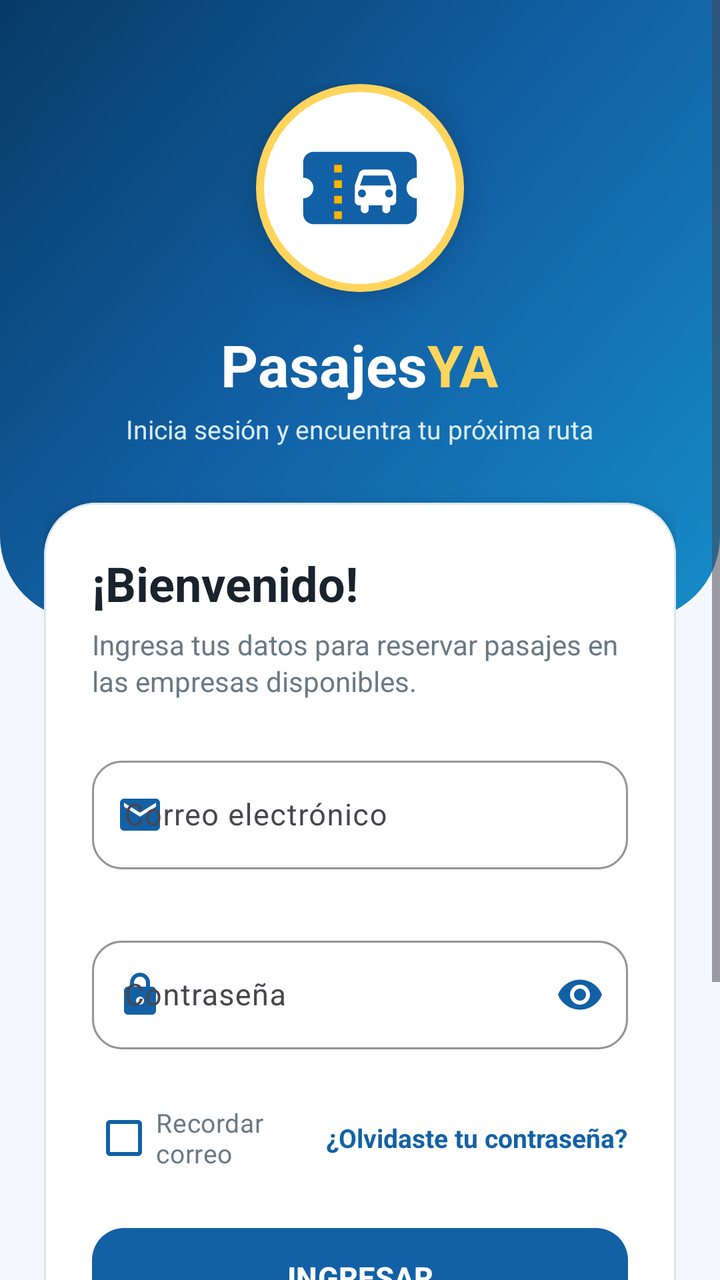
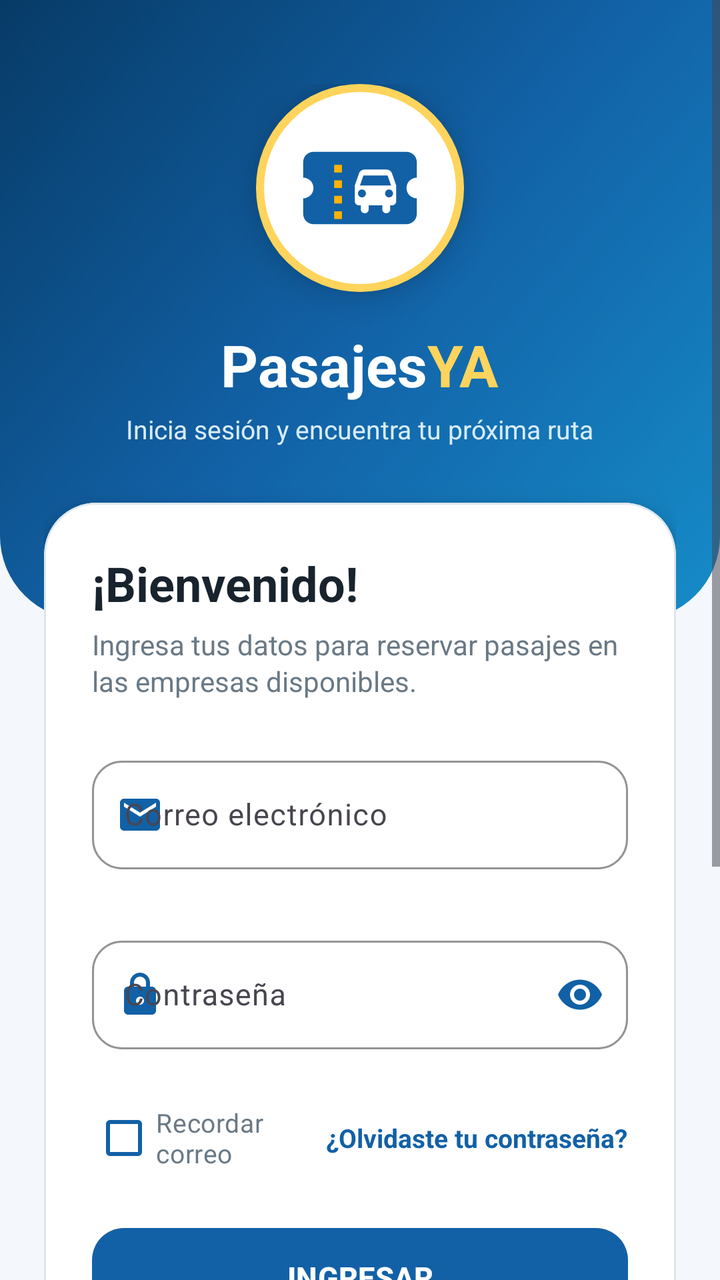

Before-and-after screenshots of an Android layout around one commit, followed by the original layout XML and the change that was made.
<!-- AndroidManifest.xml: application theme Theme.PasajesYa -->
<!-- res/layout/activity_login.xml -->
<?xml version="1.0" encoding="utf-8"?>
<androidx.constraintlayout.widget.ConstraintLayout
    xmlns:android="http://schemas.android.com/apk/res/android"
    xmlns:app="http://schemas.android.com/apk/res-auto"
    xmlns:tools="http://schemas.android.com/tools"
    android:layout_width="match_parent"
    android:layout_height="match_parent"
    android:background="@color/pasajes_background"
    android:fitsSystemWindows="true"
    tools:context=".LoginActivity">

    

    <View
        android:id="@+id/fondoSuperior"
        android:layout_width="match_parent"
        android:layout_height="310dp"
        android:background="@drawable/bg_login_pasajes"
        app:layout_constraintEnd_toEndOf="parent"
        app:layout_constraintStart_toStartOf="parent"
        app:layout_constraintTop_toTopOf="parent" />

    <ScrollView
        android:id="@+id/scrollLogin"
        android:layout_width="match_parent"
        android:layout_height="0dp"
        android:fillViewport="true"
        android:overScrollMode="never"
        app:layout_constraintBottom_toBottomOf="parent"
        app:layout_constraintEnd_toEndOf="parent"
        app:layout_constraintStart_toStartOf="parent"
        app:layout_constraintTop_toTopOf="parent">

        <LinearLayout
            android:layout_width="match_parent"
            android:layout_height="wrap_content"
            android:gravity="center_horizontal"
            android:orientation="vertical"
            android:paddingStart="22dp"
            android:paddingTop="42dp"
            android:paddingEnd="22dp"
            android:paddingBottom="32dp">

            

            <FrameLayout
                android:layout_width="104dp"
                android:layout_height="104dp"
                android:background="@drawable/bg_logo_pasajes"
                android:elevation="10dp"
                android:padding="21dp">

                <ImageView
                    android:layout_width="match_parent"
                    android:layout_height="match_parent"
                    android:contentDescription="@string/logo_pasajes_ya"
                    android:src="@drawable/ic_pasajes_ticket" />

            </FrameLayout>

            

            <LinearLayout
                android:layout_width="wrap_content"
                android:layout_height="wrap_content"
                android:layout_marginTop="17dp"
                android:gravity="center"
                android:orientation="horizontal">

                <TextView
                    android:layout_width="wrap_content"
                    android:layout_height="wrap_content"
                    android:text="@string/pasajes"
                    android:textColor="@color/white"
                    android:textSize="29sp"
                    android:textStyle="bold" />

                <TextView
                    android:layout_width="wrap_content"
                    android:layout_height="wrap_content"
                    android:text="@string/ya"
                    android:textColor="@color/pasajes_secondary_light"
                    android:textSize="29sp"
                    android:textStyle="bold" />

            </LinearLayout>

            <TextView
                android:layout_width="wrap_content"
                android:layout_height="wrap_content"
                android:layout_marginTop="4dp"
                android:text="Inicia sesión y encuentra tu próxima ruta"
                android:textColor="@color/pasajes_text_soft"
                android:textSize="13sp" />

            

            <com.google.android.material.card.MaterialCardView
                android:layout_width="match_parent"
                android:layout_height="wrap_content"
                android:layout_marginTop="28dp"
                app:cardBackgroundColor="@color/pasajes_surface"
                app:cardCornerRadius="26dp"
                app:cardElevation="9dp"
                app:strokeColor="@color/pasajes_border"
                app:strokeWidth="1dp">

                <LinearLayout
                    android:layout_width="match_parent"
                    android:layout_height="wrap_content"
                    android:orientation="vertical"
                    android:padding="24dp">

                    <TextView
                        android:layout_width="wrap_content"
                        android:layout_height="wrap_content"
                        android:text="¡Bienvenido!"
                        android:textColor="@color/pasajes_text_primary"
                        android:textSize="24sp"
                        android:textStyle="bold" />

                    <TextView
                        android:layout_width="match_parent"
                        android:layout_height="wrap_content"
                        android:layout_marginTop="5dp"
                        android:lineSpacingExtra="2dp"
                        android:text="Ingresa tus datos para reservar pasajes en las empresas disponibles."
                        android:textColor="@color/pasajes_text_secondary"
                        android:textSize="14sp" />

                    

                    <com.google.android.material.textfield.TextInputLayout
                        android:id="@+id/tilCorreo"
                        android:layout_width="match_parent"
                        android:layout_height="wrap_content"
                        android:layout_marginTop="25dp"
                        android:hint="Correo electrónico"
                        app:boxBackgroundColor="@color/pasajes_surface"
                        app:boxBackgroundMode="outline"
                        app:boxCornerRadiusBottomEnd="15dp"
                        app:boxCornerRadiusBottomStart="15dp"
                        app:boxCornerRadiusTopEnd="15dp"
                        app:boxCornerRadiusTopStart="15dp"
                        app:boxStrokeColor="@color/pasajes_primary"
                        app:boxStrokeWidth="1dp"
                        app:boxStrokeWidthFocused="2dp"
                        app:errorEnabled="true"
                        app:hintTextColor="@color/pasajes_text_secondary"
                        app:startIconDrawable="@drawable/ic_email_pasajes"
                        app:startIconTint="@color/pasajes_primary">

                        <com.google.android.material.textfield.TextInputEditText
                            android:id="@+id/etCorreo"
                            android:layout_width="match_parent"
                            android:layout_height="wrap_content"
                            android:autofillHints="emailAddress"
                            android:imeOptions="actionNext"
                            android:inputType="textEmailAddress"
                            android:maxLines="1"
                            android:paddingTop="17dp"
                            android:paddingBottom="17dp"
                            android:textColor="@color/pasajes_text_primary"
                            android:textSize="15sp" />

                    </com.google.android.material.textfield.TextInputLayout>

                    

                    <com.google.android.material.textfield.TextInputLayout
                        android:id="@+id/tilPassword"
                        android:layout_width="match_parent"
                        android:layout_height="wrap_content"
                        android:layout_marginTop="10dp"
                        android:hint="Contraseña"
                        app:boxBackgroundColor="@color/pasajes_surface"
                        app:boxBackgroundMode="outline"
                        app:boxCornerRadiusBottomEnd="15dp"
                        app:boxCornerRadiusBottomStart="15dp"
                        app:boxCornerRadiusTopEnd="15dp"
                        app:boxCornerRadiusTopStart="15dp"
                        app:boxStrokeColor="@color/pasajes_primary"
                        app:boxStrokeWidth="1dp"
                        app:boxStrokeWidthFocused="2dp"
                        app:endIconMode="password_toggle"
                        app:endIconTint="@color/pasajes_primary"
                        app:errorEnabled="true"
                        app:hintTextColor="@color/pasajes_text_secondary"
                        app:startIconDrawable="@drawable/ic_lock_pasajes"
                        app:startIconTint="@color/pasajes_primary">

                        <com.google.android.material.textfield.TextInputEditText
                            android:id="@+id/etPassword"
                            android:layout_width="match_parent"
                            android:layout_height="wrap_content"
                            android:autofillHints="password"
                            android:imeOptions="actionDone"
                            android:inputType="textPassword"
                            android:maxLines="1"
                            android:paddingTop="17dp"
                            android:paddingBottom="17dp"
                            android:textColor="@color/pasajes_text_primary"
                            android:textSize="15sp" />

                    </com.google.android.material.textfield.TextInputLayout>

                    

                    <LinearLayout
                        android:layout_width="match_parent"
                        android:layout_height="wrap_content"
                        android:gravity="center_vertical"
                        android:orientation="horizontal">

                        <com.google.android.material.checkbox.MaterialCheckBox
                            android:id="@+id/checkRecordar"
                            android:layout_width="0dp"
                            android:layout_height="wrap_content"
                            android:layout_weight="1"
                            android:text="Recordar correo"
                            android:textColor="@color/pasajes_text_secondary"
                            android:textSize="13sp"
                            app:buttonTint="@color/pasajes_primary" />

                        <TextView
                            android:id="@+id/tvOlvidePassword"
                            android:layout_width="wrap_content"
                            android:layout_height="48dp"
                            android:gravity="center"
                            android:paddingStart="8dp"
                            android:text="¿Olvidaste tu contraseña?"
                            android:textColor="@color/pasajes_primary"
                            android:textSize="13sp"
                            android:textStyle="bold" />

                    </LinearLayout>

                    

                    <FrameLayout
                        android:layout_width="match_parent"
                        android:layout_height="57dp"
                        android:layout_marginTop="17dp">

                        <com.google.android.material.button.MaterialButton
                            android:id="@+id/btnIngresar"
                            android:layout_width="match_parent"
                            android:layout_height="match_parent"
                            android:text="INGRESAR"
                            android:textColor="@color/white"
                            android:textSize="15sp"
                            android:textStyle="bold"
                            app:backgroundTint="@color/pasajes_primary"
                            app:cornerRadius="16dp"
                            app:elevation="3dp" />

                        <ProgressBar
                            android:id="@+id/progressLogin"
                            android:layout_width="28dp"
                            android:layout_height="28dp"
                            android:layout_gravity="center"
                            android:indeterminate="true"
                            android:indeterminateTint="@color/white"
                            android:visibility="gone"
                            tools:visibility="visible" />

                    </FrameLayout>

                    

                    <LinearLayout
                        android:layout_width="match_parent"
                        android:layout_height="wrap_content"
                        android:layout_marginTop="22dp"
                        android:gravity="center"
                        android:orientation="horizontal">

                        <TextView
                            android:layout_width="wrap_content"
                            android:layout_height="wrap_content"
                            android:text="¿Todavía no tienes una cuenta?"
                            android:textColor="@color/pasajes_text_secondary"
                            android:textSize="13sp" />

                        <TextView
                            android:id="@+id/tvCrearCuenta"
                            android:layout_width="wrap_content"
                            android:layout_height="48dp"
                            android:gravity="center"
                            android:paddingStart="6dp"
                            android:text="Regístrate"
                            android:textColor="@color/pasajes_primary"
                            android:textSize="13sp"
                            android:textStyle="bold" />

                    </LinearLayout>

                </LinearLayout>

            </com.google.android.material.card.MaterialCardView>

            <TextView
                android:layout_width="wrap_content"
                android:layout_height="wrap_content"
                android:layout_marginTop="25dp"
                android:gravity="center"
                android:text="Tu pasaje, rápido y seguro"
                android:textColor="@color/pasajes_text_secondary"
                android:textSize="12sp" />

        </LinearLayout>

    </ScrollView>

</androidx.constraintlayout.widget.ConstraintLayout>
<!-- resources referenced by this layout -->
<resources>
  <color name="pasajes_background">#F4F7FB</color>
  <color name="pasajes_border">#DDE6ED</color>
  <color name="pasajes_primary">#1261A6</color>
  <color name="pasajes_secondary_light">#FFD45C</color>
  <color name="pasajes_surface">#FFFFFF</color>
  <color name="pasajes_text_primary">#18232D</color>
  <color name="pasajes_text_secondary">#697985</color>
  <color name="pasajes_text_soft">#D8ECFA</color>
  <color name="white">#FFFFFFFF</color>
  <!-- drawable bg_login_pasajes (drawable) -->
  <?xml version="1.0" encoding="utf-8"?>
  <shape xmlns:android="http://schemas.android.com/apk/res/android"
      android:shape="rectangle">
  
      <gradient
          android:angle="315"
          android:centerColor="@color/pasajes_splash_center"
          android:endColor="@color/pasajes_splash_end"
          android:startColor="@color/pasajes_splash_start" />
  
      <corners
          android:bottomLeftRadius="42dp"
          android:bottomRightRadius="42dp" />
  
  </shape>
  <!-- drawable bg_logo_pasajes (drawable) -->
  <?xml version="1.0" encoding="utf-8"?>
  <shape xmlns:android="http://schemas.android.com/apk/res/android"
      android:shape="oval">
  
      <solid android:color="@color/pasajes_logo_background" />
  
      <stroke
          android:width="4dp"
          android:color="@color/pasajes_secondary_light" />
  
  </shape>
  <!-- drawable ic_email_pasajes (drawable) -->
  <vector xmlns:android="http://schemas.android.com/apk/res/android"
      android:width="24dp"
      android:height="24dp"
      android:viewportWidth="24"
      android:viewportHeight="24">
  
      <path
          android:fillColor="@color/pasajes_primary"
          android:pathData="M20,4H4C2.9,4 2,4.9 2,6v12c0,1.1 0.9,2 2,2h16c1.1,0 2,-0.9 2,-2V6c0,-1.1 -0.9,-2 -2,-2zM20,8l-8,5 -8,-5V6l8,5 8,-5v2z" />
  
  </vector>
  <!-- drawable ic_lock_pasajes (drawable) -->
  <vector xmlns:android="http://schemas.android.com/apk/res/android"
      android:width="24dp"
      android:height="24dp"
      android:viewportWidth="24"
      android:viewportHeight="24">
  
      <path
          android:fillColor="@color/pasajes_primary"
          android:pathData="M18,8h-1V6c0,-2.76 -2.24,-5 -5,-5S7,3.24 7,6v2H6c-1.1,0 -2,0.9 -2,2v10c0,1.1 0.9,2 2,2h12c1.1,0 2,-0.9 2,-2V10c0,-1.1 -0.9,-2 -2,-2zM9,6c0,-1.66 1.34,-3 3,-3s3,1.34 3,3v2H9V6zM12,17c-1.1,0 -2,-0.9 -2,-2s0.9,-2 2,-2 2,0.9 2,2 -0.9,2 -2,2z" />
  
  </vector>
  <string name="logo_pasajes_ya">Logo de PasajesYa</string>
  <string name="pasajes">Pasajes</string>
  <string name="ya">YA</string>
  <style name="Theme.PasajesYa" parent="Base.Theme.PasajesYa" />
  <color name="pasajes_splash_center">#1261A6</color>
  <color name="pasajes_splash_end">#168CC8</color>
  <color name="pasajes_splash_start">#073B67</color>
  <color name="pasajes_logo_background">#FFFFFFFF</color>
  <color name="pasajes_secondary">#FFB300</color>
  <style name="Base.Theme.PasajesYa" parent="Theme.Material3.DayNight.NoActionBar">
          <item name="colorPrimary">@color/pasajes_primary</item>
          <item name="colorOnPrimary">@color/white</item>
  
          <item name="colorSecondary">@color/pasajes_secondary</item>
          <item name="colorOnSecondary">@color/pasajes_text_primary</item>
  
          <item name="android:windowBackground">
              @color/pasajes_background
          </item>
  
          <item name="android:statusBarColor">
              @color/pasajes_primary_dark
          </item>
  
          <item name="android:navigationBarColor">
              @color/pasajes_primary_dark
          </item>
  
          <item name="android:windowLightStatusBar">false</item>
          <item name="android:windowLightNavigationBar">false</item>
      </style>
  <color name="pasajes_primary_dark">#0A3D6B</color>
  <!-- unchanged entries left out for length: 1 -->
</resources>

<!-- the commit's change to res/layout/activity_login.xml (unified diff, before → after) -->
@@ -9,6 +9,7 @@
     android:fitsSystemWindows="true"
     tools:context=".LoginActivity">
 
+
     
 
     <View
@@ -19,6 +20,9 @@
         app:layout_constraintEnd_toEndOf="parent"
         app:layout_constraintStart_toStartOf="parent"
         app:layout_constraintTop_toTopOf="parent" />
+
+
+    
 
     <ScrollView
         android:id="@+id/scrollLogin"
@@ -31,6 +35,7 @@
         app:layout_constraintStart_toStartOf="parent"
         app:layout_constraintTop_toTopOf="parent">
 
+
         <LinearLayout
             android:layout_width="match_parent"
             android:layout_height="wrap_content"
@@ -41,6 +46,7 @@
             android:paddingEnd="22dp"
             android:paddingBottom="32dp">
 
+
             
 
             <FrameLayout
@@ -57,6 +63,7 @@
                     android:src="@drawable/ic_pasajes_ticket" />
 
             </FrameLayout>
+
 
             
 
@@ -85,6 +92,9 @@
 
             </LinearLayout>
 
+
+            
+
             <TextView
                 android:layout_width="wrap_content"
                 android:layout_height="wrap_content"
@@ -92,6 +102,7 @@
                 android:text="Inicia sesión y encuentra tu próxima ruta"
                 android:textColor="@color/pasajes_text_soft"
                 android:textSize="13sp" />
+
 
             
 
@@ -105,12 +116,16 @@
                 app:strokeColor="@color/pasajes_border"
                 app:strokeWidth="1dp">
 
+
                 <LinearLayout
                     android:layout_width="match_parent"
                     android:layout_height="wrap_content"
                     android:orientation="vertical"
                     android:padding="24dp">
 
+
+                    
+
                     <TextView
                         android:layout_width="wrap_content"
                         android:layout_height="wrap_content"
@@ -118,6 +133,7 @@
                         android:textColor="@color/pasajes_text_primary"
                         android:textSize="24sp"
                         android:textStyle="bold" />
+
 
                     <TextView
                         android:layout_width="match_parent"
@@ -127,6 +143,7 @@
                         android:text="Ingresa tus datos para reservar pasajes en las empresas disponibles."
                         android:textColor="@color/pasajes_text_secondary"
                         android:textSize="14sp" />
+
 
                     
 
@@ -150,6 +167,7 @@
                         app:startIconDrawable="@drawable/ic_email_pasajes"
                         app:startIconTint="@color/pasajes_primary">
 
+
                         <com.google.android.material.textfield.TextInputEditText
                             android:id="@+id/etCorreo"
                             android:layout_width="match_parent"
@@ -163,7 +181,9 @@
                             android:textColor="@color/pasajes_text_primary"
                             android:textSize="15sp" />
 
+
                     </com.google.android.material.textfield.TextInputLayout>
+
 
                     
 
@@ -189,6 +209,7 @@
                         app:startIconDrawable="@drawable/ic_lock_pasajes"
                         app:startIconTint="@color/pasajes_primary">
 
+
                         <com.google.android.material.textfield.TextInputEditText
                             android:id="@+id/etPassword"
                             android:layout_width="match_parent"
@@ -202,7 +223,9 @@
                             android:textColor="@color/pasajes_text_primary"
                             android:textSize="15sp" />
 
+
                     </com.google.android.material.textfield.TextInputLayout>
+
 
                     
 
@@ -211,6 +234,7 @@
                         android:layout_height="wrap_content"
                         android:gravity="center_vertical"
                         android:orientation="horizontal">
+
 
                         <com.google.android.material.checkbox.MaterialCheckBox
                             android:id="@+id/checkRecordar"
@@ -221,6 +245,7 @@
                             android:textColor="@color/pasajes_text_secondary"
                             android:textSize="13sp"
                             app:buttonTint="@color/pasajes_primary" />
+
 
                         <TextView
                             android:id="@+id/tvOlvidePassword"
@@ -233,7 +258,9 @@
                             android:textSize="13sp"
                             android:textStyle="bold" />
 
+
                     </LinearLayout>
+
 
                     
 
@@ -241,6 +268,7 @@
                         android:layout_width="match_parent"
                         android:layout_height="57dp"
                         android:layout_marginTop="17dp">
+
 
                         <com.google.android.material.button.MaterialButton
                             android:id="@+id/btnIngresar"
@@ -254,6 +282,7 @@
                             app:cornerRadius="16dp"
                             app:elevation="3dp" />
 
+
                         <ProgressBar
                             android:id="@+id/progressLogin"
                             android:layout_width="28dp"
@@ -262,9 +291,85 @@
                             android:indeterminate="true"
                             android:indeterminateTint="@color/white"
                             android:visibility="gone"
-                            tools:visibility="visible" />
+                            tools:visibility="gone" />
+
 
                     </FrameLayout>
+
+
+                    
+
+                    <LinearLayout
+                        android:layout_width="match_parent"
+                        android:layout_height="wrap_content"
+                        android:layout_marginTop="20dp"
+                        android:layout_marginBottom="16dp"
+                        android:gravity="center_vertical"
+                        android:orientation="horizontal">
+
+
+                        <View
+                            android:layout_width="0dp"
+                            android:layout_height="1dp"
+                            android:layout_weight="1"
+                            android:background="@color/pasajes_border" />
+
+
+                        <TextView
+                            android:layout_width="wrap_content"
+                            android:layout_height="wrap_content"
+                            android:layout_marginStart="14dp"
+                            android:layout_marginEnd="14dp"
+                            android:text="o"
+                            android:textColor="@color/pasajes_text_secondary"
+                            android:textSize="13sp" />
+
+
+                        <View
+                            android:layout_width="0dp"
+                            android:layout_height="1dp"
+                            android:layout_weight="1"
+                            android:background="@color/pasajes_border" />
+
+
+                    </LinearLayout>
+
+
+                    
+
+                    <FrameLayout
+                        android:layout_width="match_parent"
+                        android:layout_height="57dp">
+
+
+                        <com.google.android.material.button.MaterialButton
+                            android:id="@+id/btnGoogle"
+                            android:layout_width="match_parent"
+                            android:layout_height="match_parent"
+                            android:text="Continuar con Google"
+                            android:textAllCaps="false"
+                            android:textColor="@color/pasajes_text_primary"
+                            android:textSize="15sp"
+                            android:textStyle="bold"
+                            app:backgroundTint="@color/white"
+                            app:cornerRadius="16dp"
+                            app:elevation="1dp"
+                            app:strokeColor="@color/pasajes_border"
+                            app:strokeWidth="1dp" />
+
+
+                        <ProgressBar
+                            android:id="@+id/progressGoogle"
+                            android:layout_width="27dp"
+                            android:layout_height="27dp"
+                            android:layout_gravity="center"
+                            android:indeterminate="true"
+                            android:visibility="gone"
+                            tools:visibility="gone" />
+
+
+                    </FrameLayout>
+
 
                     
 
@@ -274,6 +379,7 @@
                         android:layout_marginTop="22dp"
                         android:gravity="center"
                         android:orientation="horizontal">
+
 
                         <TextView
                             android:layout_width="wrap_content"
@@ -281,6 +387,7 @@
                             android:text="¿Todavía no tienes una cuenta?"
                             android:textColor="@color/pasajes_text_secondary"
                             android:textSize="13sp" />
+
 
                         <TextView
                             android:id="@+id/tvCrearCuenta"
@@ -293,11 +400,16 @@
                             android:textSize="13sp"
                             android:textStyle="bold" />
 
+
                     </LinearLayout>
 
+
                 </LinearLayout>
 
             </com.google.android.material.card.MaterialCardView>
+
+
+            
 
             <TextView
                 android:layout_width="wrap_content"
@@ -308,8 +420,10 @@
                 android:textColor="@color/pasajes_text_secondary"
                 android:textSize="12sp" />
 
+
         </LinearLayout>
 
     </ScrollView>
 
+
 </androidx.constraintlayout.widget.ConstraintLayout>
